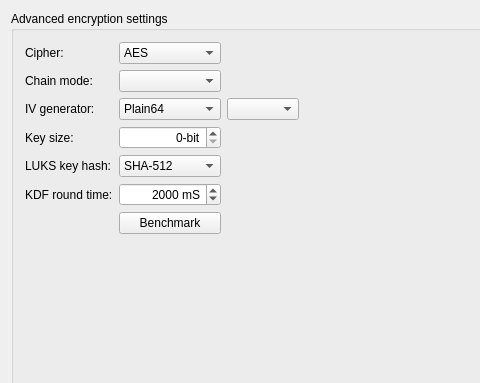
The window that meinstall.ui (gazelle-installer/gazelle-installer) describes before a commit, drawn with Qt 5; both pictures show x 0 to 480 and y 0 to 383 of the 738 by 526 pixel window.
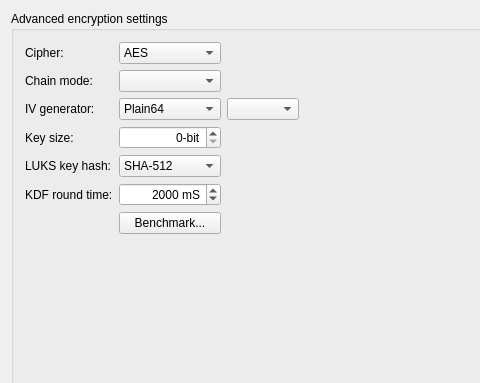
The same window after the commit. The open tabs and pages were chosen to show the change. Icons and pictures are not drawn.

Commit message: Ellipsis to denote that the Benchmark button runs a command.

The edit to the form file:
```diff
--- a/meinstall.ui
+++ b/meinstall.ui
@@ -1481,7 +1481,7 @@
              <string/>
             </property>
             <property name="text">
-             <string>Benchmark</string>
+             <string>Benchmark...</string>
             </property>
            </widget>
           </item>
```
